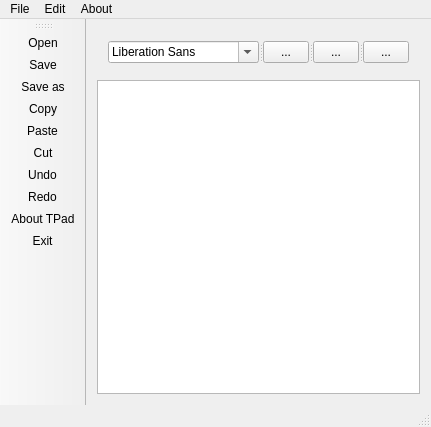
Before: the Qt Designer form src/mainwindow.ui in ZeroDot1/Clevit, drawn with Qt 5.
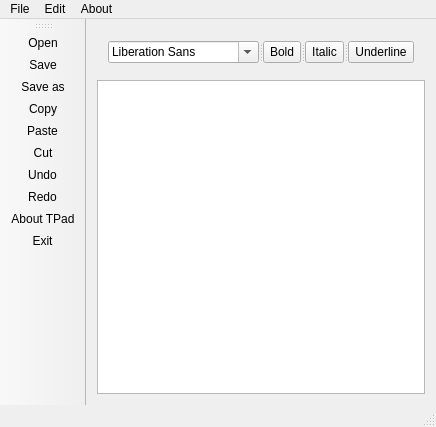
After: the same form once the commit is applied. Icons and pictures are not drawn.

Commit message: * Change plainTextEdit widget to texEdit widget, becuase plainTextEdit doesn't   save bold,italic or underline text.

```diff
--- a/src/mainwindow.ui
+++ b/src/mainwindow.ui
@@ -46,7 +46,7 @@
            <string>Bold</string>
           </property>
           <property name="text">
-           <string>...</string>
+           <string>Bold</string>
           </property>
           <property name="icon">
            <iconset theme="format-text-bold">
@@ -61,7 +61,7 @@
            <string>Italic</string>
           </property>
           <property name="text">
-           <string>...</string>
+           <string>Italic</string>
           </property>
           <property name="icon">
            <iconset theme="format-text-italic">
@@ -76,7 +76,7 @@
            <string>Underline</string>
           </property>
           <property name="text">
-           <string>...</string>
+           <string>Underline</string>
           </property>
           <property name="icon">
            <iconset theme="format-text-underline">
@@ -92,7 +92,7 @@
      </widget>
     </item>
     <item>
-     <widget class="QPlainTextEdit" name="plainTextEdit"/>
+     <widget class="QTextEdit" name="textEdit"/>
     </item>
    </layout>
   </widget>
```
Left out of the diff: 6 changed lines with no effect on the pictures. The commit also changes 2 other files.
